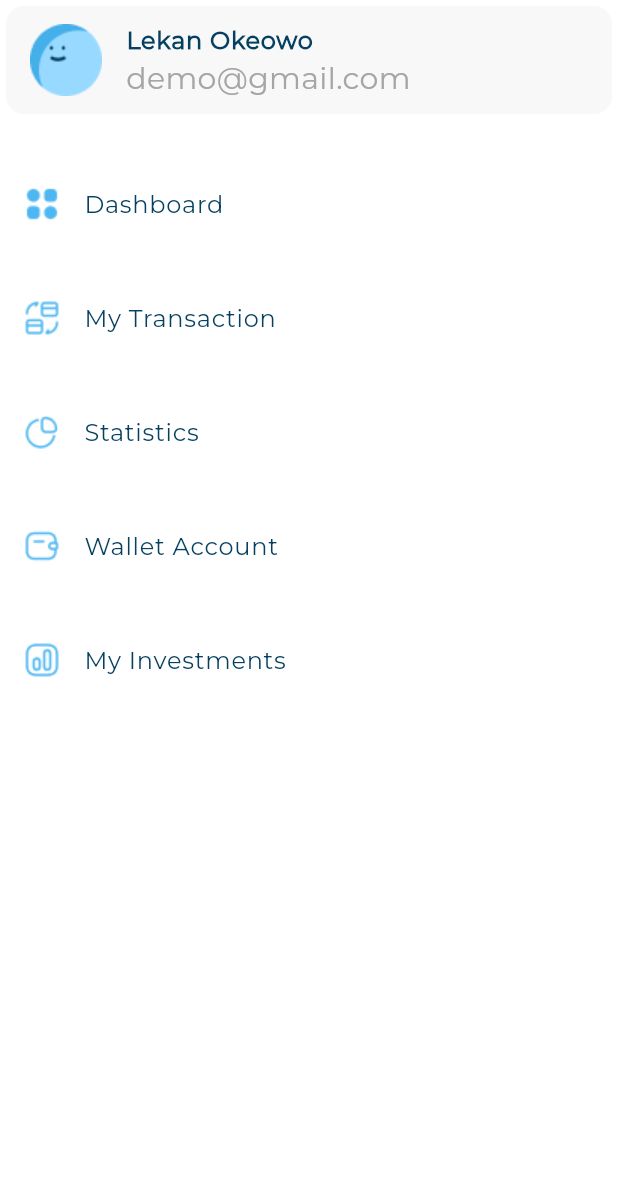
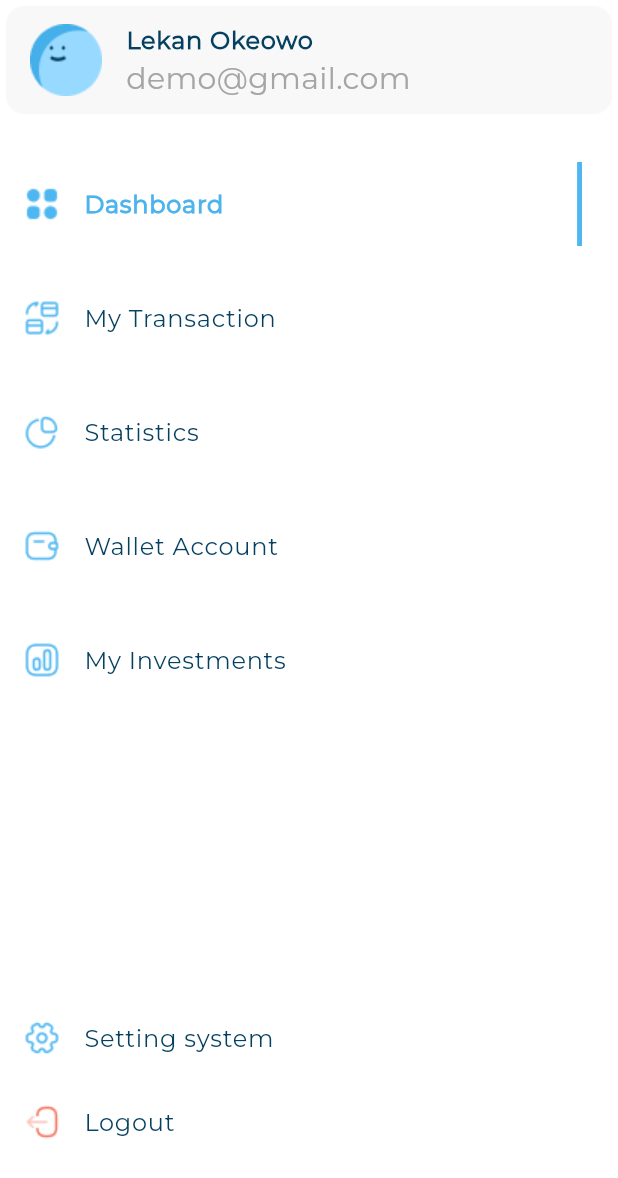
Before and after one commit to iYoussefAdly/responsive_dashboard, a Flutter app: the CustomDrawer widget shown alone on an empty page, opened directly, on a phone screen of 412 x 824 dp. Shown: the top 1178 px of the screen. Run offline on Flutter 3.47's test engine with Material 3 defaults, Android fonts, the phone set to English and light mode, and no system bars.

Commit message:
finish CustomDrawer

```diff
--- a/lib/main.dart
+++ b/lib/main.dart
@@ -10,6 +10,7 @@ class ResponsiveDashboard extends StatelessWidget {
   @override
   Widget build(BuildContext context) {
     return MaterialApp(
+      debugShowCheckedModeBanner: false,
       theme: ThemeData(
         colorScheme: ColorScheme.fromSeed(seedColor: Colors.deepPurple),
       ),
--- /dev/null
+++ b/lib/views/widgets/active_drawer_item.dart
@@ -0,0 +1,24 @@
+import 'package:flutter/material.dart';
+import 'package:responsive_dashboard/core/utils/app_styles.dart';
+import 'package:responsive_dashboard/models/drawer_item_model.dart';
+
+class ActiveDrawerItem extends StatelessWidget {
+  const ActiveDrawerItem({
+    super.key,
+    required this.drawerItemModel,
+  });
+
+  final DrawerItemModel drawerItemModel;
+
+  @override
+  Widget build(BuildContext context) {
+    return ListTile(
+      leading: Image.asset(drawerItemModel.image),
+      title: Text(drawerItemModel.name, style: AppStyles.styleBold16),
+      trailing: Container(
+        width: 3.27,
+        decoration: BoxDecoration(color: Color(0xff4EB7F2)),
+      ),
+    );
+  }
+}
--- a/lib/views/widgets/custom_drawer.dart
+++ b/lib/views/widgets/custom_drawer.dart
@@ -2,6 +2,7 @@ import 'package:flutter/material.dart';
 import 'package:responsive_dashboard/core/utils/assets_data.dart';
 import 'package:responsive_dashboard/models/drawer_item_model.dart';
 import 'package:responsive_dashboard/views/widgets/drawer_item_view.dart';
+import 'package:responsive_dashboard/views/widgets/in_active_drawer_item.dart';
 import 'package:responsive_dashboard/views/widgets/user_info_list_tile.dart';
 class CustomDrawer extends StatelessWidget {
   const CustomDrawer({super.key});
@@ -16,15 +17,28 @@ class CustomDrawer extends StatelessWidget {
   Widget build(BuildContext context) {
     return Container(
       color: Colors.white,
-      child: Column(
-        children: [
-          UserInfoListTile(
-            title: 'Lekan Okeowo',
-            subtitle: 'demo@gmail.com',
-            image: AssetsData.imagesAvatar1,
+      child: CustomScrollView(
+        slivers: [
+          SliverToBoxAdapter(
+            child: UserInfoListTile(
+              title: 'Lekan Okeowo',
+              subtitle: 'demo@gmail.com',
+              image: AssetsData.imagesAvatar1,
+            ),
           ),
-          SizedBox(height: 8),
-          DrawerItemView(items: items)
+          SliverToBoxAdapter(child: SizedBox(height: 8)),
+          DrawerItemView(items: items),
+          SliverFillRemaining(
+            hasScrollBody: false,
+            child: Column(
+              children: [
+                Expanded(child: SizedBox()),
+                InActiveDrawerItem(drawerItemModel: DrawerItemModel(image: AssetsData.imagesSetting2, name: "Setting system"),),
+                InActiveDrawerItem(drawerItemModel: DrawerItemModel(image: AssetsData.imagesLogout, name: "Logout")),
+                SizedBox(height: 48,),
+              ],
+            ),
+          )
         ],
       ),
     );
--- a/lib/views/widgets/drawer_item.dart
+++ b/lib/views/widgets/drawer_item.dart
@@ -1,15 +1,14 @@
 import 'package:flutter/material.dart';
-import 'package:responsive_dashboard/core/utils/app_styles.dart';
 import 'package:responsive_dashboard/models/drawer_item_model.dart';
+import 'package:responsive_dashboard/views/widgets/active_drawer_item.dart';
+import 'package:responsive_dashboard/views/widgets/in_active_drawer_item.dart';
 
 class DrawerItem extends StatelessWidget {
-  const DrawerItem({super.key, required this.drawerItemModel});
+  const DrawerItem({super.key, required this.drawerItemModel, required this.isActive});
   final DrawerItemModel drawerItemModel;
+  final bool isActive;
   @override
   Widget build(BuildContext context) {
-    return ListTile(
-      leading: Image.asset(drawerItemModel.image),
-      title: Text(drawerItemModel.name,style: AppStyles.styleRegular16,),
-    );
+    return isActive?ActiveDrawerItem(drawerItemModel: drawerItemModel): InActiveDrawerItem(drawerItemModel: drawerItemModel);
   }
 }
--- a/lib/views/widgets/drawer_item_view.dart
+++ b/lib/views/widgets/drawer_item_view.dart
@@ -2,19 +2,35 @@ import 'package:flutter/material.dart';
 import 'package:responsive_dashboard/models/drawer_item_model.dart';
 import 'package:responsive_dashboard/views/widgets/drawer_item.dart';
 
-class DrawerItemView extends StatelessWidget {
+class DrawerItemView extends StatefulWidget {
   const DrawerItemView({super.key, required this.items});
   final List<DrawerItemModel> items;
+
+  @override
+  State<DrawerItemView> createState() => _DrawerItemViewState();
+}
+class _DrawerItemViewState extends State<DrawerItemView> {
+  int activeIndex = 0;
   @override
   Widget build(BuildContext context) {
-    return ListView.builder(
-      physics: NeverScrollableScrollPhysics(),
-      shrinkWrap: true,
-      itemCount: items.length,
+    return SliverList.builder(
+      itemCount: widget.items.length,
       itemBuilder: (context, index) {
         return Padding(
-          padding: const EdgeInsets.only(top:20),
-          child: DrawerItem(drawerItemModel: items[index]),
+          padding: const EdgeInsets.only(top: 20),
+          child: GestureDetector(
+            onTap: () {
+              setState(() {
+                if (activeIndex != index) {
+                  activeIndex = index;
+                }
+              });
+            },
+            child: DrawerItem(
+              drawerItemModel: widget.items[index],
+              isActive: activeIndex == index,
+            ),
+          ),
         );
       },
     );
--- /dev/null
+++ b/lib/views/widgets/in_active_drawer_item.dart
@@ -0,0 +1,20 @@
+import 'package:flutter/material.dart';
+import 'package:responsive_dashboard/core/utils/app_styles.dart';
+import 'package:responsive_dashboard/models/drawer_item_model.dart';
+
+class InActiveDrawerItem extends StatelessWidget {
+  const InActiveDrawerItem({
+    super.key,
+    required this.drawerItemModel,
+  });
+
+  final DrawerItemModel drawerItemModel;
+
+  @override
+  Widget build(BuildContext context) {
+    return ListTile(
+      leading: Image.asset(drawerItemModel.image),
+      title: Text(drawerItemModel.name, style: AppStyles.styleRegular16),
+    );
+  }
+}
```
